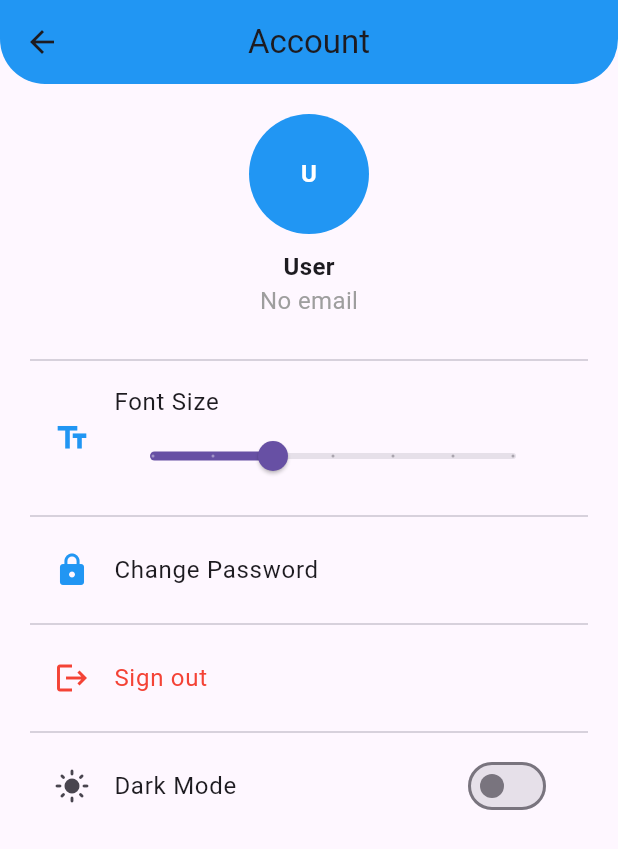
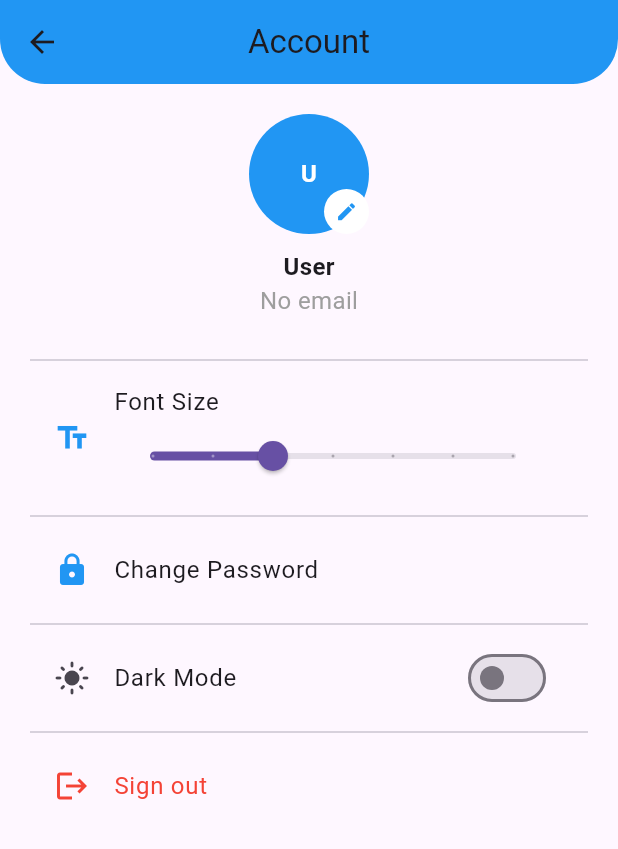
Before and after one commit to skarthik7/aceme, a Flutter app: the Account screen opened directly, on a phone screen of 412 x 824 dp. Shown: the top 849 px of the screen. Run offline on Flutter 3.47's test engine with Material 3 defaults, Android fonts, the phone set to English and light mode, and no system bars; our stand-ins replace cloud_firestore, file_picker, firebase_auth, firebase_core, flutter_markdown, image_picker and 1 more; missing offline and left inert: pdf_text; accounts and stored records are empty.

Commit message:
Add edit image functionality in account

```diff
--- a/lib/pages/account.dart
+++ b/lib/pages/account.dart
@@ -77,17 +77,36 @@ class _AccountState extends State<Account> {
         padding: const EdgeInsets.all(20.0),
         child: Column(
           children: [
+            Stack(
+              children: [
                 CircleAvatar(
                   radius: 40,
                   backgroundColor: Colors.blue,
-              child: Text(
+                  backgroundImage: _image != null ? FileImage(_image!) : null,
+                  child: _image == null
+                      ? Text(
                           username[0],
                           style: TextStyle(
                             fontSize: fontSizeProvider.fontSize, // Apply dynamic font size
                             color: Colors.white,
                             fontWeight: FontWeight.bold,
                           ),
+                        )
+                      : null,
                 ),
+                Positioned(
+                  bottom: 0,
+                  right: 0,
+                  child: InkWell(
+                    onTap: _pickImage,
+                    child: CircleAvatar(
+                      radius: 15,
+                      backgroundColor: Colors.white,
+                      child: Icon(Icons.edit, size: 15, color: Colors.blue),
+                    ),
+                  ),
+                ),
+              ],
             ),
             SizedBox(height: 10),
             Text(username, style: TextStyle(fontSize: fontSizeProvider.fontSize, fontWeight: FontWeight.bold)),
@@ -118,12 +137,6 @@ class _AccountState extends State<Account> {
               onTap: () {},
             ),
             Divider(),
-            ListTile(
-              leading: Icon(Icons.logout, color: Colors.red),
-              title: Text('Sign out', style: TextStyle(fontSize: fontSizeProvider.fontSize, color: Colors.red)),
-              onTap: () => signOut(context),
-            ),
-            Divider(),
 
             SwitchListTile(
               title: Text('Dark Mode', style: TextStyle(fontSize: fontSizeProvider.fontSize)),
@@ -133,6 +146,13 @@ class _AccountState extends State<Account> {
               },
               secondary: Icon(themeProvider.isDarkMode ? Icons.dark_mode : Icons.light_mode),
             ),
+            Divider(),
+
+            ListTile(
+              leading: Icon(Icons.logout, color: Colors.red),
+              title: Text('Sign out', style: TextStyle(fontSize: fontSizeProvider.fontSize, color: Colors.red)),
+              onTap: () => signOut(context),
+            ),
           ],
         ),
       ),
```
Lines whose indentation alone changed are shown as unchanged.
